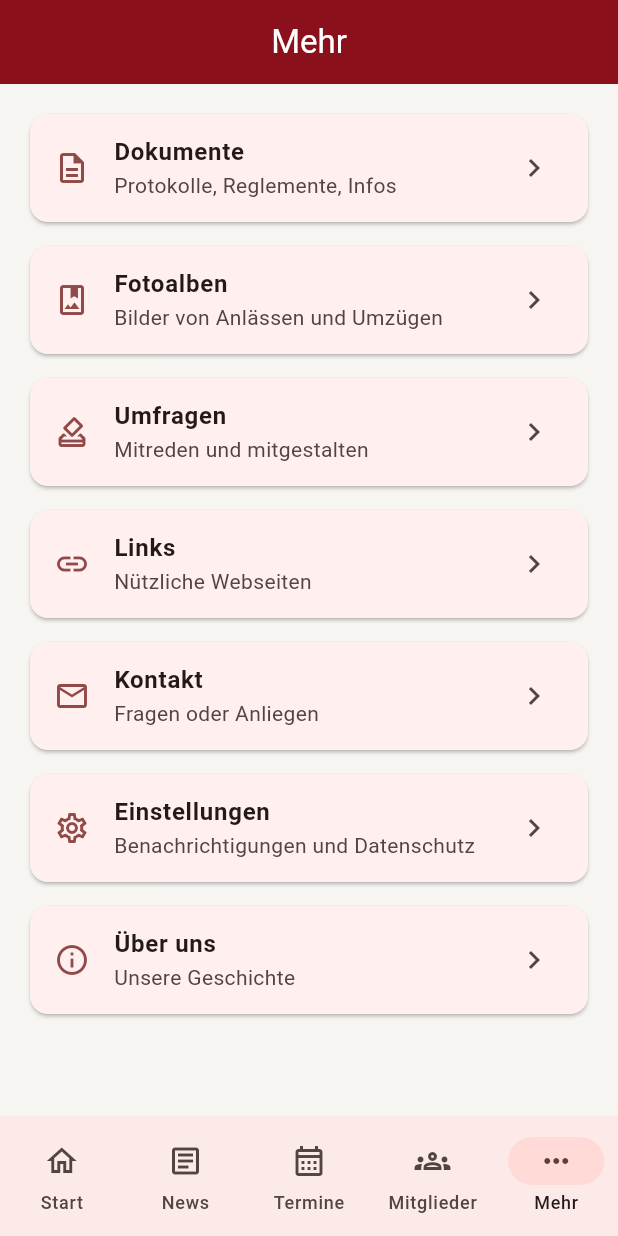
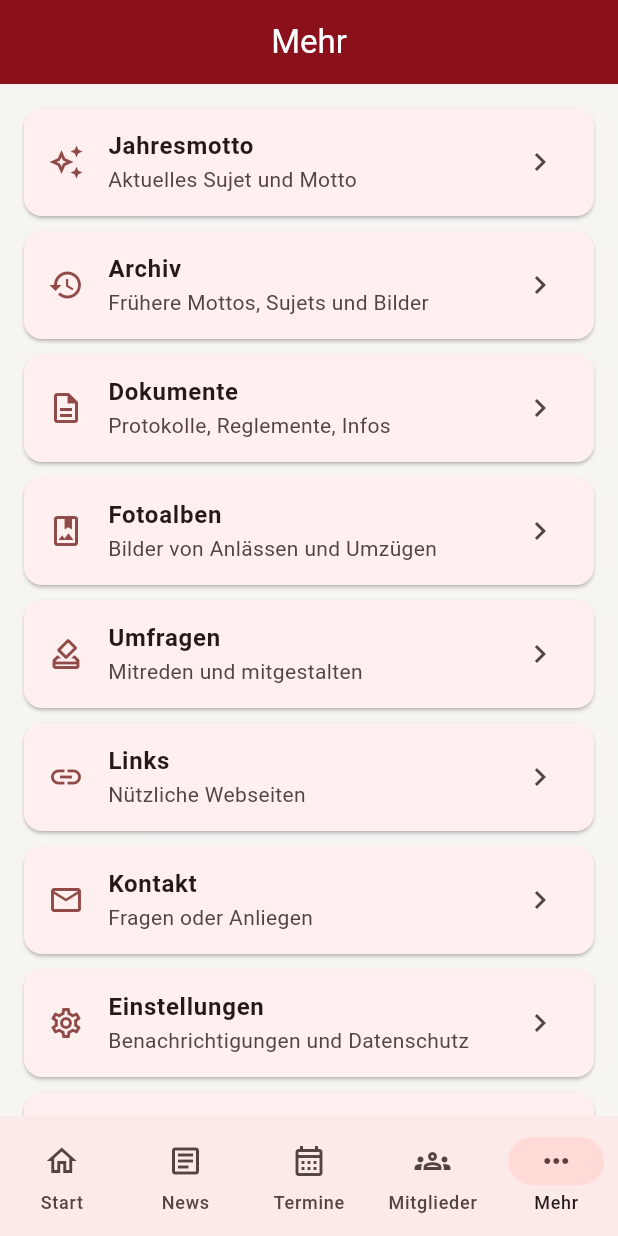
Before and after one commit to kublae1/flapamamaku-app, a Flutter app: the screen it shows after launch, item 5 of the bottom bar chosen, on a phone screen of 412 x 824 dp. Run offline on Flutter 3.47's test engine with Material 3 defaults, Android fonts, the phone set to English and light mode, and no system bars.

Commit message:
Link year motto and archive pages

```diff
--- a/lib/screens/more_screen.dart
+++ b/lib/screens/more_screen.dart
@@ -1,34 +1,62 @@
 import 'package:flutter/material.dart';
+import 'year_motto_screen.dart';
+import 'archive_screen.dart';
 
 class MoreScreen extends StatelessWidget {
   const MoreScreen({super.key});
 
   @override
   Widget build(BuildContext context) {
-    const items = [
-      (Icons.description_outlined, 'Dokumente', 'Protokolle, Reglemente, Infos'),
-      (Icons.photo_album_outlined, 'Fotoalben', 'Bilder von Anlässen und Umzügen'),
-      (Icons.how_to_vote_outlined, 'Umfragen', 'Mitreden und mitgestalten'),
-      (Icons.link, 'Links', 'Nützliche Webseiten'),
-      (Icons.mail_outline, 'Kontakt', 'Fragen oder Anliegen'),
-      (Icons.settings_outlined, 'Einstellungen', 'Benachrichtigungen und Datenschutz'),
-      (Icons.info_outline, 'Über uns', 'Unsere Geschichte'),
-    ];
     return Scaffold(
       appBar: AppBar(title: const Text('Mehr')),
-      body: ListView.separated(
+      body: ListView(
         padding: const EdgeInsets.all(16),
-        itemCount: items.length,
-        separatorBuilder: (_, __) => const SizedBox(height: 8),
-        itemBuilder: (_, i) {
-          final item = items[i];
-          return Card(child: ListTile(
-            leading: Icon(item.$1, color: Theme.of(context).colorScheme.primary),
-            title: Text(item.$2, style: const TextStyle(fontWeight: FontWeight.w700)),
-            subtitle: Text(item.$3),
-            trailing: const Icon(Icons.chevron_right),
-          ));
-        },
+        children: [
+          _menuItem(
+            context,
+            Icons.auto_awesome_outlined,
+            'Jahresmotto',
+            'Aktuelles Sujet und Motto',
+            () => Navigator.of(context).push(
+              MaterialPageRoute(builder: (_) => const YearMottoScreen()),
+            ),
+          ),
+          _menuItem(
+            context,
+            Icons.history,
+            'Archiv',
+            'Frühere Mottos, Sujets und Bilder',
+            () => Navigator.of(context).push(
+              MaterialPageRoute(builder: (_) => const ArchiveScreen()),
+            ),
+          ),
+          _menuItem(context, Icons.description_outlined, 'Dokumente', 'Protokolle, Reglemente, Infos', null),
+          _menuItem(context, Icons.photo_album_outlined, 'Fotoalben', 'Bilder von Anlässen und Umzügen', null),
+          _menuItem(context, Icons.how_to_vote_outlined, 'Umfragen', 'Mitreden und mitgestalten', null),
+          _menuItem(context, Icons.link, 'Links', 'Nützliche Webseiten', null),
+          _menuItem(context, Icons.mail_outline, 'Kontakt', 'Fragen oder Anliegen', null),
+          _menuItem(context, Icons.settings_outlined, 'Einstellungen', 'Benachrichtigungen und Datenschutz', null),
+          _menuItem(context, Icons.info_outline, 'Über uns', 'Unsere Geschichte', null),
+        ],
+      ),
+    );
+  }
+
+  Widget _menuItem(
+    BuildContext context,
+    IconData icon,
+    String title,
+    String subtitle,
+    VoidCallback? onTap,
+  ) {
+    return Card(
+      margin: const EdgeInsets.only(bottom: 10),
+      child: ListTile(
+        leading: Icon(icon, color: Theme.of(context).colorScheme.primary),
+        title: Text(title, style: const TextStyle(fontWeight: FontWeight.w700)),
+        subtitle: Text(subtitle),
+        trailing: const Icon(Icons.chevron_right),
+        onTap: onTap,
       ),
     );
   }
```
